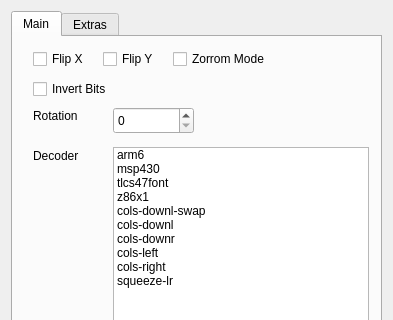
Before: the Qt Designer form romdecodedialog.ui in travisgoodspeed/maskromtool, drawn with Qt 5; both pictures show x 0 to 393 and y 0 to 320 of the 393 by 553 pixel window.
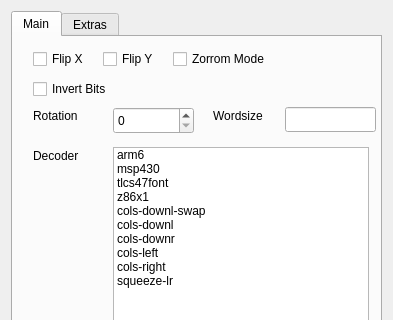
After: the same form once the commit is applied.

Commit message: GUI now supports setting word size. #92

```diff
--- a/romdecodedialog.ui
+++ b/romdecodedialog.ui
@@ -235,6 +235,29 @@
         <string>Bank</string>
        </property>
       </widget>
+      <widget class="QLabel" name="label_5">
+       <property name="geometry">
+        <rect>
+         <x>200</x>
+         <y>70</y>
+         <width>71</width>
+         <height>18</height>
+        </rect>
+       </property>
+       <property name="text">
+        <string>Wordsize</string>
+       </property>
+      </widget>
+      <widget class="QLineEdit" name="wordsizeEdit">
+       <property name="geometry">
+        <rect>
+         <x>272</x>
+         <y>70</y>
+         <width>91</width>
+         <height>25</height>
+        </rect>
+       </property>
+      </widget>
      </widget>
      <widget class="QWidget" name="tab_2">
       <attribute name="title">
```
Left out of the diff: 3 changed lines with no effect on the pictures. The commit also changes 3 other files.
